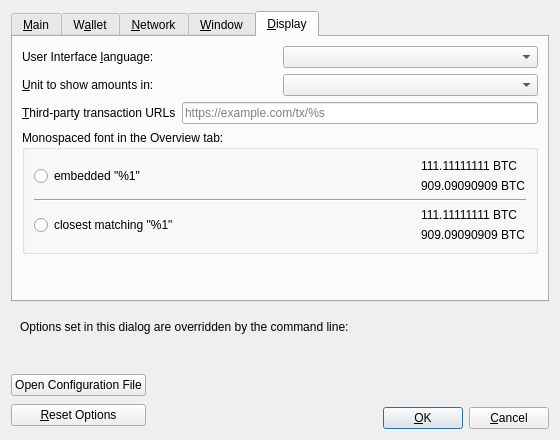
This is src/qt/forms/optionsdialog.ui in Chres-SC/bitcoin as Qt 5 draws it before an edit. The edited form follows.
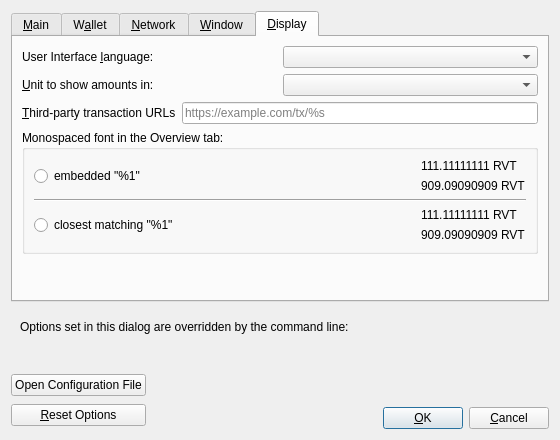
This is the edited form. The open tabs and pages were chosen to show the change. Custom widgets are drawn as their Qt base class.

The edit to the form file:
```diff
--- a/src/qt/forms/optionsdialog.ui
+++ b/src/qt/forms/optionsdialog.ui
@@ -804,14 +804,14 @@
               <item>
                <widget class="QLabel" name="embeddedFont_label_1">
                 <property name="text">
-                 <string notr="true">111.11111111 BTC</string>
+                 <string notr="true">111.11111111 RVT</string>
                 </property>
                </widget>
               </item>
               <item>
                <widget class="QLabel" name="embeddedFont_label_9">
                 <property name="text">
-                 <string notr="true">909.09090909 BTC</string>
+                 <string notr="true">909.09090909 RVT</string>
                 </property>
                </widget>
               </item>
@@ -853,14 +853,14 @@
               <item>
                <widget class="QLabel" name="systemFont_label_1">
                 <property name="text">
-                 <string notr="true">111.11111111 BTC</string>
+                 <string notr="true">111.11111111 RVT</string>
                 </property>
                </widget>
               </item>
               <item>
                <widget class="QLabel" name="systemFont_label_9">
                 <property name="text">
-                 <string notr="true">909.09090909 BTC</string>
+                 <string notr="true">909.09090909 RVT</string>
                 </property>
                </widget>
               </item>
```
Left out of the diff: 2 changed lines with no effect on the pictures.
